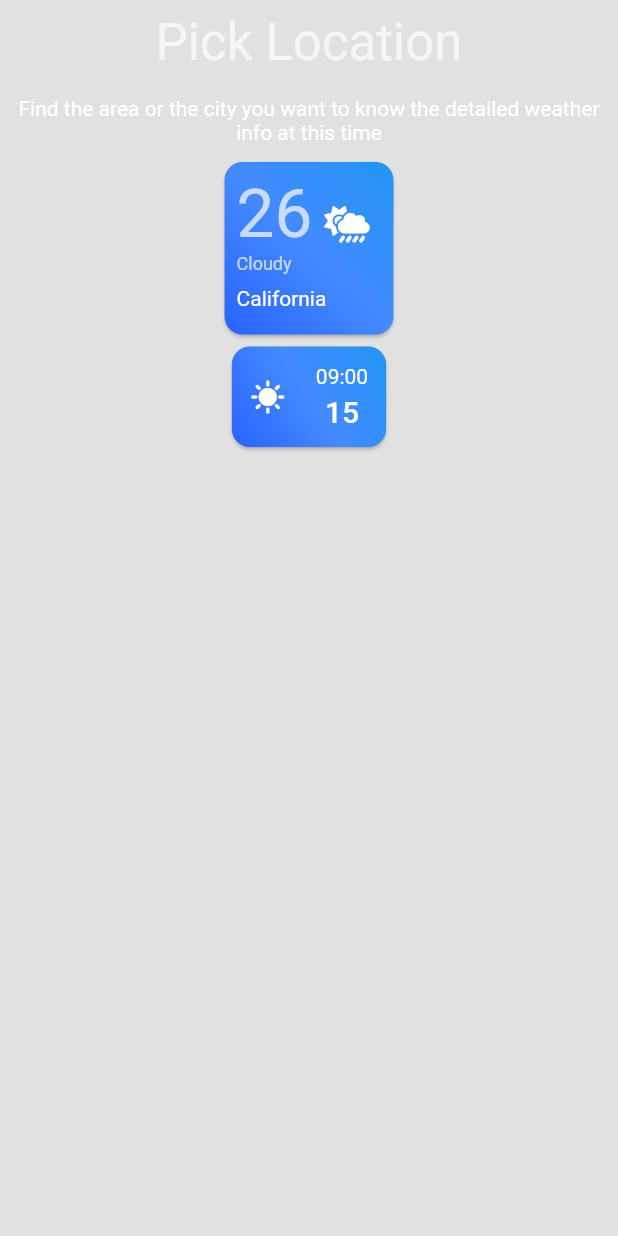
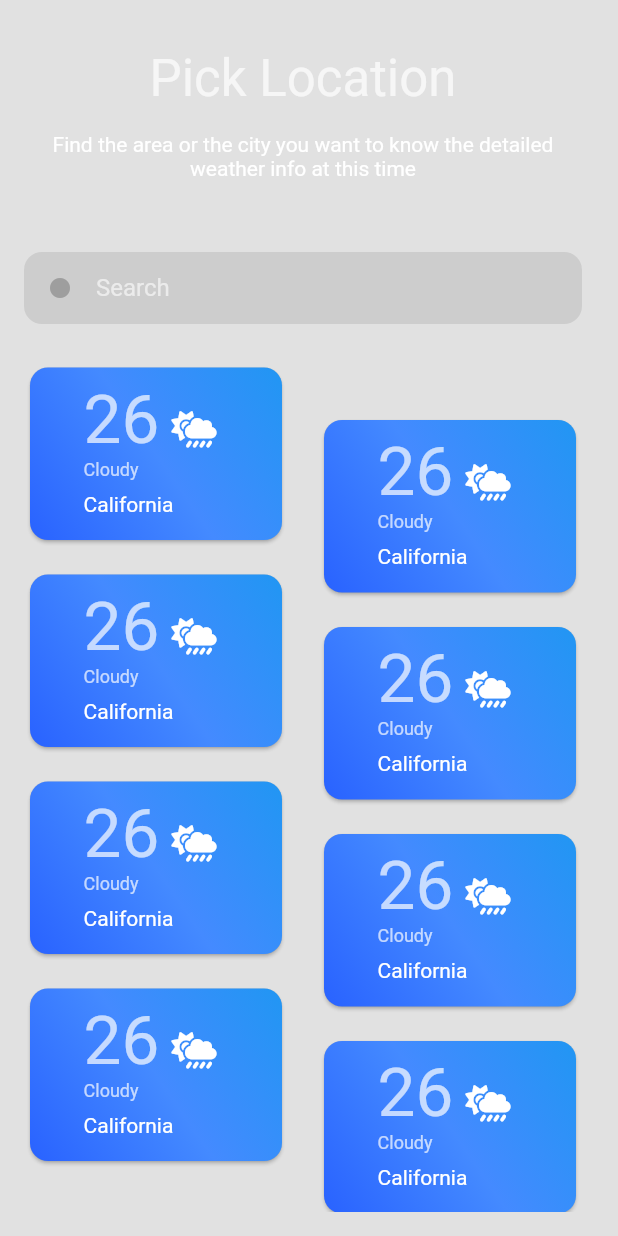
Before and after one commit to sujan6539/flutter-weather-app, a Flutter app: the screen it shows after launch, on a phone screen of 412 x 824 dp. Run offline on Flutter 3.47's test engine with Material 2 defaults, Android fonts, the phone set to English and light mode, and no system bars; our stand-ins replace bloc, chopper, font_awesome_flutter; generated files the repository leaves out were written again.

```diff
--- /dev/null
+++ b/lib/datalayer/api_constant.dart
@@ -0,0 +1,4 @@
+class ApiConstant{
+  static const String baseURL = "https://api.openweathermap.org/data/2.5";
+  static const String currentWeatherPath = "/weather";
+}
--- a/lib/datalayer/weather_repository.dart
+++ b/lib/datalayer/weather_repository.dart
@@ -1,6 +1,7 @@
+import 'package:chopper/chopper.dart';
 import 'package:flutter_weather_app/domain/model/WeatherResponse.dart';
 
 abstract class WeatherRepository {
-  Future<WeatherResponse> getWeather(
+  Future<Response<dynamic>> getWeather(
       {required double latitude, required double longitude});
 }
--- a/lib/presentation/screens/pick_location.dart
+++ b/lib/presentation/screens/pick_location.dart
@@ -1,6 +1,13 @@
+import 'package:chopper/chopper.dart';
 import 'package:flutter/material.dart';
+import 'package:flutter_staggered_grid_view/flutter_staggered_grid_view.dart';
+import 'package:flutter_weather_app/datalayer/https_weather_repository.dart';
+import 'package:flutter_weather_app/datalayer/open_weather_map_api_service.dart';
+import 'package:flutter_weather_app/domain/model/WeatherResponse.dart';
+import 'package:flutter_weather_app/main.dart';
 import 'package:flutter_weather_app/presentation/ui/hero_card.dart';
 import 'package:flutter_weather_app/presentation/ui/rectangle_card.dart';
+import 'package:flutter_weather_app/presentation/ui/search_bar.dart';
 import 'package:flutter_weather_app/presentation/ui/square_card.dart';
 
 class PickLocation extends StatelessWidget {
@@ -9,6 +16,12 @@ class PickLocation extends StatelessWidget {
   @override
   Widget build(BuildContext context) {
     return SafeArea(
+        child: Padding(
+      padding: EdgeInsets.fromLTRB(
+          MyApp.$style.insets.sm,
+          MyApp.$style.insets.md,
+          MyApp.$style.insets.md,
+          MyApp.$style.insets.sm),
       child: Column(
         crossAxisAlignment: CrossAxisAlignment.center,
         children: [
@@ -27,9 +40,27 @@ class PickLocation extends StatelessWidget {
               textAlign: TextAlign.center,
             ),
           ),
-        SquareCard(),
-        RectangleCard(),
+          Container(
+              margin: const EdgeInsets.fromLTRB(0.0, 40.0, 0.0, 25.0),
+              child: SearchBar()),
+          Expanded(
+            child: MasonryGridView.count(
+              itemCount: 9,
+              crossAxisCount: 2,
+              mainAxisSpacing: 15,
+              crossAxisSpacing: 20,
+              itemBuilder: (context, index) {
+                if (index == 1) {
+                  return Container(
+                    height: 20,
+                  );
+                }
+                return SquareCard();
+              },
+            ),
+          )
         ],
+      ),
     ));
   }
 }
--- /dev/null
+++ b/lib/presentation/ui/search_bar.dart
@@ -0,0 +1,34 @@
+import 'package:flutter/material.dart';
+import 'package:flutter_weather_app/main.dart';
+
+class SearchBar extends StatefulWidget {
+  const SearchBar({Key? key}) : super(key: key);
+
+  @override
+  State<SearchBar> createState() => _SearchBarState();
+}
+
+class _SearchBarState extends State<SearchBar> {
+  @override
+  Widget build(BuildContext context) {
+    return Container(
+      decoration: BoxDecoration(
+          borderRadius: BorderRadius.circular(MyApp.$style.corners.semi_md),
+          color: Colors.grey.withOpacity(0.3)),
+      child: SizedBox(
+        height: MyApp.$style.dimens.dimens_48,
+        width: double.infinity,
+        child: TextField(
+          cursorColor: Colors.grey,
+          textAlign: TextAlign.left,
+          textAlignVertical: TextAlignVertical.center,
+          decoration: InputDecoration(
+              border: InputBorder.none,
+              hintText: "Search",
+              prefixIconColor: Colors.grey,
+              prefixIcon: Icon(Icons.circle, size: MyApp.$style.dimens.dimens_16,)),
+        ),
+      ),
+    );
+  }
+}
--- a/lib/presentation/ui/square_card.dart
+++ b/lib/presentation/ui/square_card.dart
@@ -1,4 +1,5 @@
 import 'package:flutter/material.dart';
+import 'package:flutter_weather_app/domain/model/WeatherResponse.dart';
 import 'package:flutter_weather_app/main.dart';
 import 'package:font_awesome_flutter/font_awesome_flutter.dart';
 
@@ -11,6 +12,7 @@ class SquareCard extends StatelessWidget {
       shape: RoundedRectangleBorder(
           borderRadius: BorderRadius.circular(MyApp.$style.corners.semi_md)),
       child: Container(
+        alignment: Alignment.center,
         decoration: ShapeDecoration(
             shape: RoundedRectangleBorder(
                 borderRadius:
@@ -24,6 +26,7 @@ class SquareCard extends StatelessWidget {
           padding: const EdgeInsets.all(8.0),
           child: Column(
             crossAxisAlignment: CrossAxisAlignment.start,
+            mainAxisAlignment: MainAxisAlignment.center,
             children: [
               Row(
                 mainAxisSize: MainAxisSize.min,
--- a/lib/properties.dart
+++ b/lib/properties.dart
@@ -1 +1 @@
-const movieApiKey = '59065133d2dc1bcd9748129d7dd7f70d';
+const weatherApiKey = '59065133d2dc1bcd9748129d7dd7f70d';
--- a/pubspec.yaml
+++ b/pubspec.yaml
@@ -40,7 +40,8 @@ dependencies:
   path_drawing: ^1.0.1
   font_awesome_flutter: ^10.4.0
   flutter_bloc: ^8.1.2
-  chopper: ^6.0.0
+  chopper: ^6.1.1
+  flutter_staggered_grid_view: ^0.6.2
 
 
 dev_dependencies:
```
Also changed, not shown: lib/business/bloc/get_weather_bloc.dart (added, +50 -0 lines), lib/business/bloc/get_weather_event.dart (added, +12 -0 lines), lib/business/bloc/get_weather_state.dart (added, +22 -0 lines), lib/datalayer/https_weather_repository.dart (+4 -3 lines), lib/datalayer/open_weather_map_api_service.dart (+17 -3 lines), pubspec.lock. Lines whose indentation alone changed are shown as unchanged.
